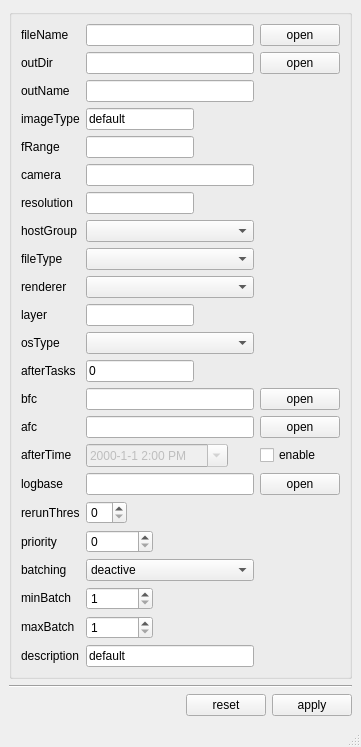
Above: rbhusUI/lib/rbhusEditMod.ui from aumanimationstudios/rbhus before the change. Below: the same form after it.
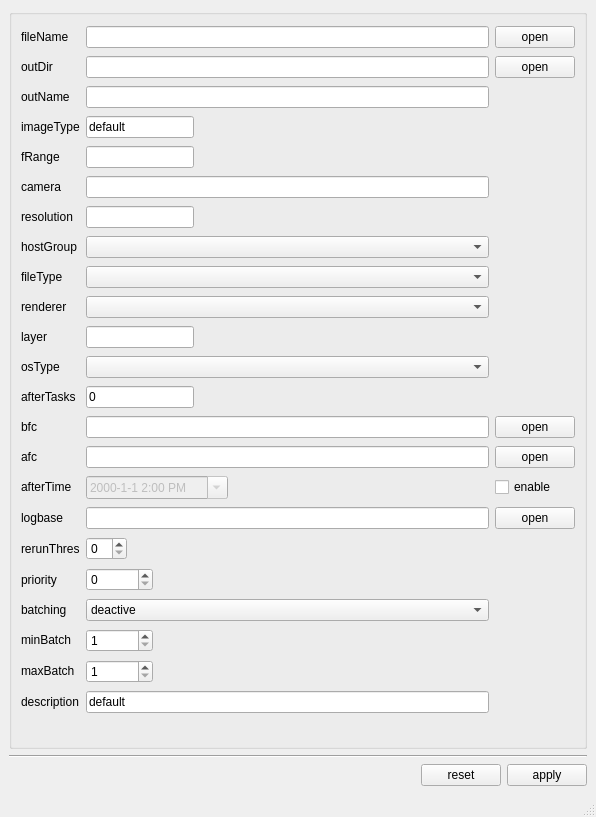
That is the form after the change.

```diff
--- a/rbhusUI/lib/rbhusEditMod.ui
+++ b/rbhusUI/lib/rbhusEditMod.ui
@@ -6,8 +6,8 @@
    <rect>
     <x>0</x>
     <y>0</y>
-    <width>361</width>
-    <height>660</height>
+    <width>596</width>
+    <height>817</height>
    </rect>
   </property>
   <property name="windowTitle">
```
